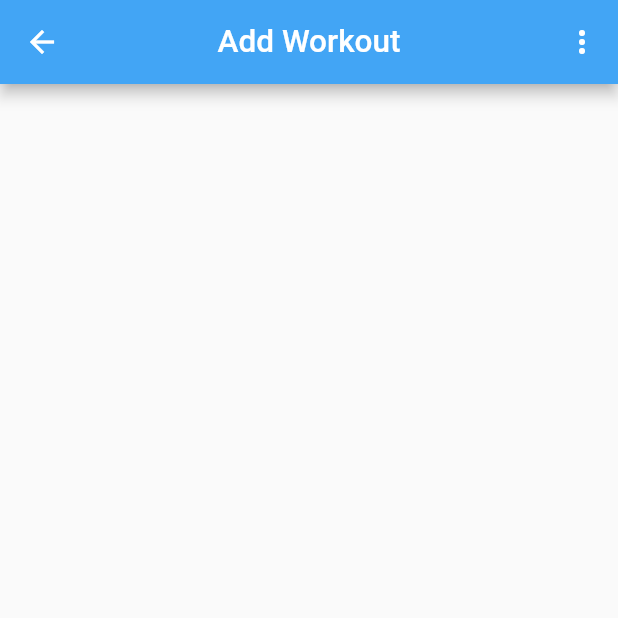
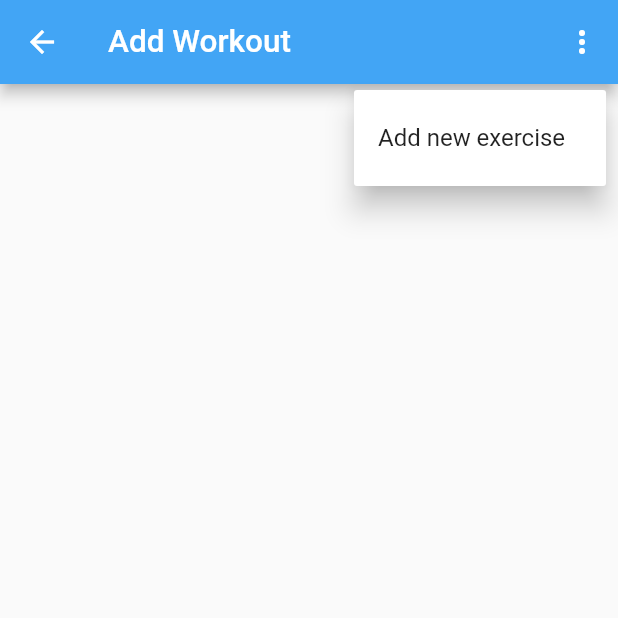
Before and after one commit to Xasthul/gym_workout_tracker, a Flutter app: the AddWorkout screen opened directly, after a tap on the "more vert" icon, on a phone screen of 412 x 824 dp, the top half of it. Run offline on Flutter 3.47's test engine with Material 2 defaults, Android fonts, the phone set to English and light mode, and no system bars.

Commit message:
Added popup menu

```diff
--- a/lib/project/app_pages/add_workout.dart
+++ b/lib/project/app_pages/add_workout.dart
@@ -1,8 +1,21 @@
 import 'package:flutter/material.dart';
 
 
-class AddWorkout extends StatelessWidget {
+class AddWorkout extends StatefulWidget {
   const AddWorkout({Key? key}) : super(key: key);
+
+  static const menuItems = <String>['Add exercise'];
+
+  @override
+  State<AddWorkout> createState() => _AddWorkoutState();
+}
+
+class _AddWorkoutState extends State<AddWorkout> {
+  final List<PopupMenuItem<String>> _popupMenuItems = AddWorkout.menuItems.map(
+      (String value) => PopupMenuItem<String>(
+        value: value,
+          child: Text(value))
+  ).toList();
 
   @override
   Widget build(BuildContext context) {
@@ -10,13 +23,22 @@ class AddWorkout extends StatelessWidget {
       appBar: AppBar(
         backgroundColor: Colors.blue[400],
         title: const Text("Add Workout", style: TextStyle(fontSize: 21)),
-        centerTitle: true,
+        //centerTitle: true,
         actions: <Widget>[
-          IconButton(
-            tooltip: "Menu",
-            icon: const Icon(Icons.more_vert),
-            onPressed: () {},
+          PopupMenuButton(
+            itemBuilder: (context) => [
+              const PopupMenuItem(
+                  value: 1,
+                  child: Text("Add new exercise"),
+                  )
+            ],
+            offset: const Offset(0, 60),
           )
+          // IconButton(
+          //   tooltip: "Menu",
+          //   icon: const Icon(Icons.more_vert),
+          //   onPressed: () {},
+          // )
         ],
       ),
     );
```
